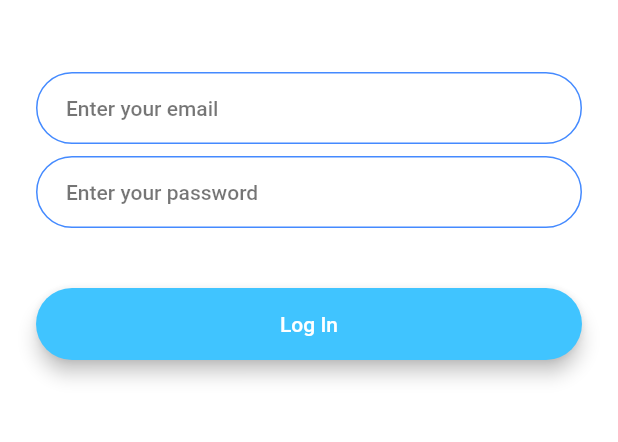
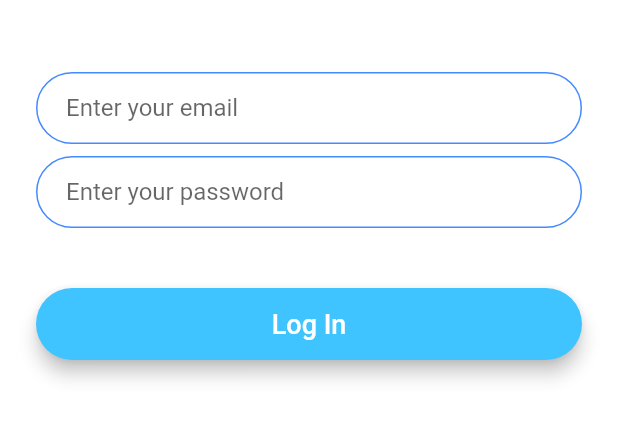
Before and after one commit to robence/flutter_flash_chat, a Flutter app: the screen it shows after launch, after a tap on "Log In", on a phone screen of 412 x 824 dp, the part 576-1018 px from its top. Run offline on Flutter 3.47's test engine with Material 2 defaults, Android fonts, the phone set to English and light mode, and no system bars; our stand-ins replace animated_text_kit.

Commit message:
refactor theming

```diff
--- a/lib/main.dart
+++ b/lib/main.dart
@@ -12,7 +12,7 @@ class FlashChat extends StatelessWidget {
   @override
   Widget build(BuildContext context) {
     return MaterialApp(
-      theme: ThemeData.dark().copyWith(
+      theme: ThemeData().copyWith(
         textTheme: const TextTheme(
           bodyText1: TextStyle(color: Colors.black54),
         ),
--- a/lib/screens/login_screen.dart
+++ b/lib/screens/login_screen.dart
@@ -38,8 +38,8 @@ class _LoginScreenState extends State<LoginScreen> {
                 //Do something with the user input.
               },
               decoration: kTextFieldDecoration.copyWith(
-                  hintText: 'Enter your email',
-                  hintStyle: Theme.of(context).textTheme.bodyText1),
+                hintText: 'Enter your email',
+              ),
             ),
             const SizedBox(
               height: 8.0,
@@ -50,7 +50,6 @@ class _LoginScreenState extends State<LoginScreen> {
               },
               decoration: kTextFieldDecoration.copyWith(
                 hintText: 'Enter your password',
-                hintStyle: Theme.of(context).textTheme.bodyText1,
               ),
             ),
             const SizedBox(
--- a/lib/screens/registration_screen.dart
+++ b/lib/screens/registration_screen.dart
@@ -36,8 +36,8 @@ class _RegistrationScreenState extends State<RegistrationScreen> {
             TextField(
               onChanged: (value) {},
               decoration: kTextFieldDecoration.copyWith(
-                  hintText: 'Enter your email',
-                  hintStyle: Theme.of(context).textTheme.bodyText1),
+                hintText: 'Enter your email',
+              ),
             ),
             const SizedBox(
               height: 8.0,
@@ -47,8 +47,8 @@ class _RegistrationScreenState extends State<RegistrationScreen> {
                 //Do something with the user input.
               },
               decoration: kTextFieldDecoration.copyWith(
-                  hintText: 'Enter your password',
-                  hintStyle: Theme.of(context).textTheme.bodyText1),
+                hintText: 'Enter your password',
+              ),
             ),
             const SizedBox(
               height: 24.0,
--- a/lib/widgets/screen_buttons.dart
+++ b/lib/widgets/screen_buttons.dart
@@ -24,7 +24,10 @@ class ScreenButton extends StatelessWidget {
           onPressed: onPressed,
           minWidth: 200.0,
           height: 42.0,
-          child: Text(text),
+          child: Text(
+            text,
+            style: const TextStyle(color: Colors.white, fontSize: 18),
+          ),
         ),
       ),
     );
```
